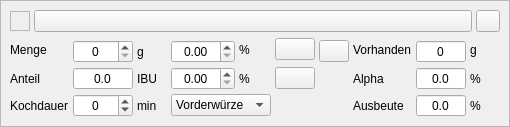
This is kleiner-brauhelfer/widgets/wdghopfengabe.ui in kleiner-brauhelfer/kleiner-brauhelfer-2 as Qt 5 draws it before an edit. The edited form follows.
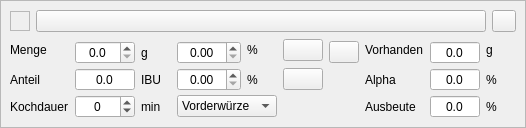
This is the edited form. Icons and pictures are not drawn. Custom widgets are drawn as their Qt base class.

Patch:
```diff
--- a/kleiner-brauhelfer/widgets/wdghopfengabe.ui
+++ b/kleiner-brauhelfer/widgets/wdghopfengabe.ui
@@ -6,8 +6,8 @@
    <rect>
     <x>0</x>
     <y>0</y>
-    <width>507</width>
-    <height>127</height>
+    <width>511</width>
+    <height>128</height>
    </rect>
   </property>
   <property name="autoFillBackground">
@@ -40,6 +40,9 @@
       </property>
       <item>
        <layout class="QHBoxLayout" name="horizontalLayout">
+        <property name="spacing">
+         <number>6</number>
+        </property>
         <item>
          <widget class="QFrame" name="frameColor">
           <property name="minimumSize">
@@ -114,6 +117,9 @@
       </item>
       <item>
        <layout class="QGridLayout" name="gridLayout">
+        <property name="horizontalSpacing">
+         <number>6</number>
+        </property>
         <property name="verticalSpacing">
          <number>4</number>
         </property>
@@ -409,7 +415,7 @@
          </widget>
         </item>
         <item row="1" column="9">
-         <widget class="SpinBox" name="tbVorhanden">
+         <widget class="DoubleSpinBox" name="tbVorhanden">
           <property name="minimumSize">
            <size>
             <width>50</width>
@@ -428,8 +434,11 @@
           <property name="buttonSymbols">
            <enum>QAbstractSpinBox::NoButtons</enum>
           </property>
+          <property name="decimals">
+           <number>1</number>
+          </property>
           <property name="maximum">
-           <number>9999</number>
+           <double>9999.000000000000000</double>
           </property>
          </widget>
         </item>
@@ -486,7 +495,7 @@
          </widget>
         </item>
         <item row="1" column="1">
-         <widget class="SpinBox" name="tbMenge">
+         <widget class="DoubleSpinBox" name="tbMenge">
           <property name="minimumSize">
            <size>
             <width>60</width>
@@ -499,8 +508,11 @@
           <property name="alignment">
            <set>Qt::AlignCenter</set>
           </property>
+          <property name="decimals">
+           <number>1</number>
+          </property>
           <property name="maximum">
-           <number>999</number>
+           <double>999.000000000000000</double>
           </property>
          </widget>
         </item>
```
